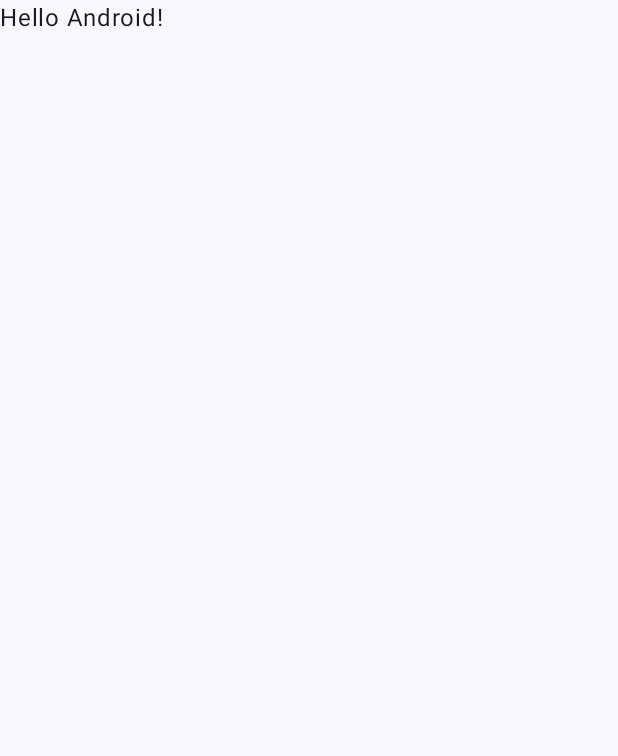
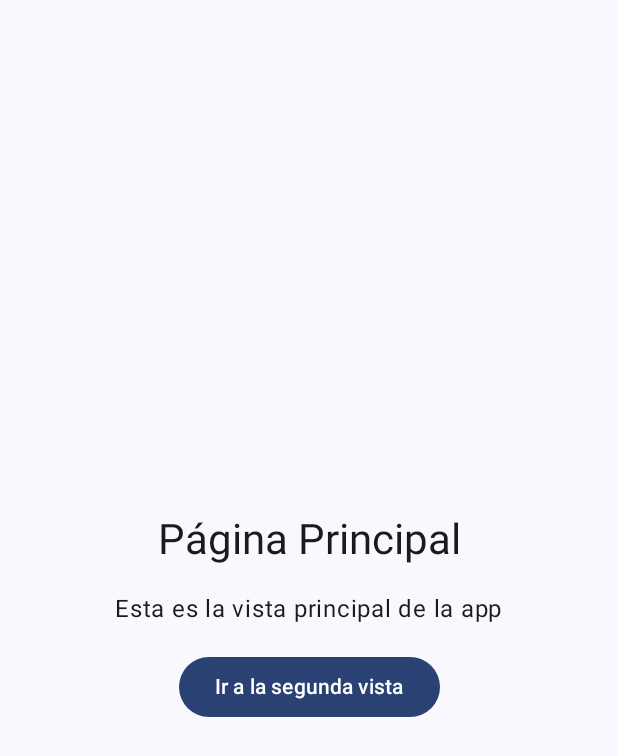
Before and after one commit to kattherinquispe-design/GLAB-S14-BPAREJA-2026-01, an Android app built with Jetpack Compose: the screen it shows after launch (MainActivity), on a phone screen of 412 x 824 dp. Before the commit the part shown is almost empty. Shown: the top 756 px of the screen. Run offline under Robolectric (Android 15) with nearby library versions, the phone set to English and light mode, and no system bars.

Commit message:
feat: agrega MainActivity y SegundaActivity con navegación

```diff
--- a/app/src/main/AndroidManifest.xml
+++ b/app/src/main/AndroidManifest.xml
@@ -17,6 +17,9 @@
             android:label="@string/app_name"
             android:theme="@style/Theme.Lab14Widgets"
             android:windowSoftInputMode="adjustResize">
+            <activity
+                android:name=".SegundaActivity"
+                android:exported="false" />
             <intent-filter>
                 <action android:name="android.intent.action.MAIN" />
 
--- a/app/src/main/java/com/tecsup/lab14widgets/MainActivity.kt
+++ b/app/src/main/java/com/tecsup/lab14widgets/MainActivity.kt
@@ -1,16 +1,23 @@
 package com.tecsup.lab14widgets
 
+import android.content.Intent
 import android.os.Bundle
 import androidx.activity.ComponentActivity
 import androidx.activity.compose.setContent
 import androidx.activity.enableEdgeToEdge
+import androidx.compose.foundation.layout.Arrangement
+import androidx.compose.foundation.layout.Column
 import androidx.compose.foundation.layout.fillMaxSize
 import androidx.compose.foundation.layout.padding
-import androidx.compose.material3.Scaffold
+import androidx.compose.material3.Button
+import androidx.compose.material3.MaterialTheme
+import androidx.compose.material3.Surface
 import androidx.compose.material3.Text
 import androidx.compose.runtime.Composable
+import androidx.compose.ui.Alignment
 import androidx.compose.ui.Modifier
 import androidx.compose.ui.tooling.preview.Preview
+import androidx.compose.ui.unit.dp
 import com.tecsup.lab14widgets.ui.theme.Lab14WidgetsTheme
 
 class MainActivity : ComponentActivity() {
@@ -19,10 +26,11 @@ class MainActivity : ComponentActivity() {
         enableEdgeToEdge()
         setContent {
             Lab14WidgetsTheme {
-                Scaffold(modifier = Modifier.fillMaxSize()) { innerPadding ->
-                    Greeting(
-                        name = "Android",
-                        modifier = Modifier.padding(innerPadding)
+                Surface(modifier = Modifier.fillMaxSize()) {
+                    PantallaPrincipal(
+                        onIrSegunda = {
+                            startActivity(Intent(this@MainActivity, SegundaActivity::class.java))
+                        }
                     )
                 }
             }
@@ -31,17 +39,29 @@ class MainActivity : ComponentActivity() {
 }
 
 @Composable
-fun Greeting(name: String, modifier: Modifier = Modifier) {
-    Text(
-        text = "Hello $name!",
-        modifier = modifier
-    )
+fun PantallaPrincipal(onIrSegunda: () -> Unit) {
+    Column(
+        modifier = Modifier
+            .fillMaxSize()
+            .padding(24.dp),
+        verticalArrangement = Arrangement.Center,
+        horizontalAlignment = Alignment.CenterHorizontally
+    ) {
+        Text("Página Principal", style = MaterialTheme.typography.headlineMedium)
+        Text(
+            "Esta es la vista principal de la app",
+            modifier = Modifier.padding(16.dp)
+        )
+        Button(onClick = onIrSegunda) {
+            Text("Ir a la segunda vista")
+        }
+    }
 }
 
 @Preview(showBackground = true)
 @Composable
-fun GreetingPreview() {
+fun PantallaPrincipalPreview() {
     Lab14WidgetsTheme {
-        Greeting("Android")
+        PantallaPrincipal(onIrSegunda = {})
     }
 }
```
Also changed, not shown: app/src/main/java/com/tecsup/lab14widgets/SegundaActivity.kt (added, +47 -0 lines).
